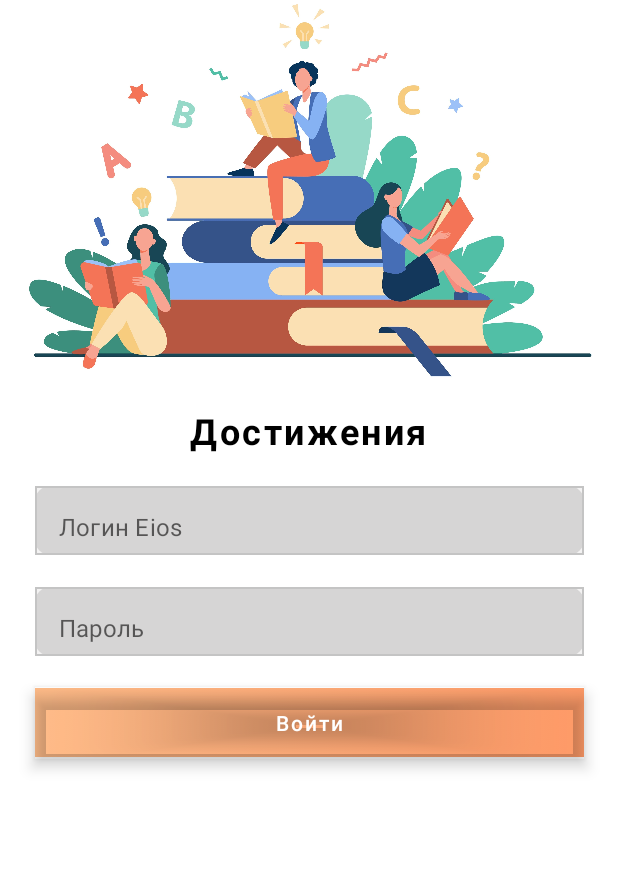
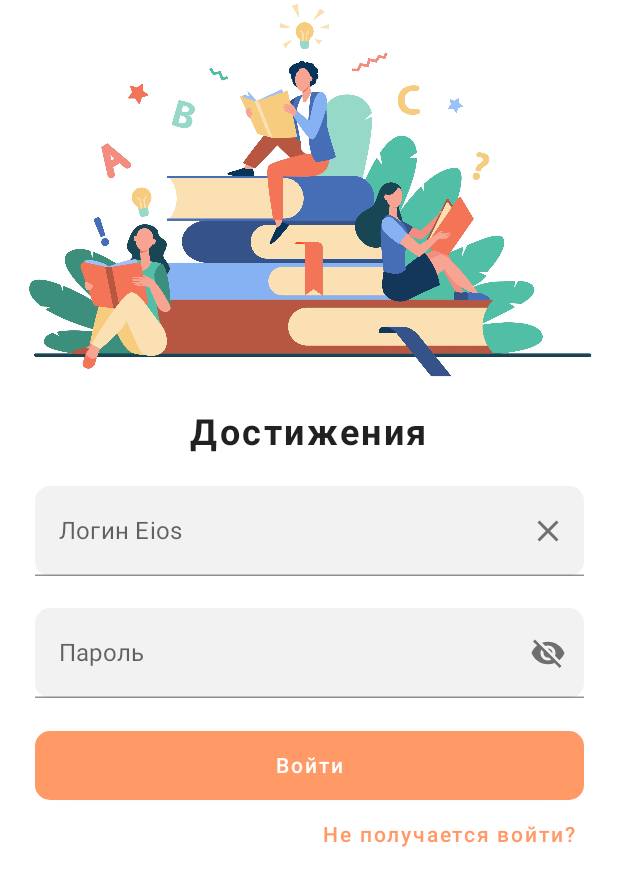
Before and after one commit to MihailLos/AchievementsStudentProject, an Android app built with Jetpack Compose: the @Preview function LoginActivityPreview, on a phone screen of 412 x 824 dp. Shown: the top 886 px of the screen. Run offline under Robolectric (Android 15) with nearby library versions, the phone set to English and light mode, and no system bars.

Commit message:
Доработка дизайна экрана авторизации

```diff
--- a/app/src/main/java/com/example/achievementsstudent/activities/LoginActivity.kt
+++ b/app/src/main/java/com/example/achievementsstudent/activities/LoginActivity.kt
@@ -7,15 +7,26 @@ import androidx.compose.foundation.border
 import androidx.compose.foundation.layout.*
 import androidx.compose.foundation.shape.RoundedCornerShape
 import androidx.compose.material.*
-import androidx.compose.runtime.Composable
+import androidx.compose.material.icons.Icons
+import androidx.compose.material.icons.filled.Clear
+import androidx.compose.material.icons.filled.Visibility
+import androidx.compose.material.icons.filled.VisibilityOff
+import androidx.compose.runtime.*
+import androidx.compose.runtime.saveable.rememberSaveable
+import androidx.compose.runtime.saveable.rememberSaveableStateHolder
 import androidx.compose.ui.Alignment
 import androidx.compose.ui.Modifier
 import androidx.compose.ui.draw.shadow
 import androidx.compose.ui.graphics.Brush
 import androidx.compose.ui.graphics.Color
+import androidx.compose.ui.graphics.Shape
+import androidx.compose.ui.graphics.SolidColor
 import androidx.compose.ui.res.painterResource
+import androidx.compose.ui.text.TextStyle
 import androidx.compose.ui.text.font.FontStyle
 import androidx.compose.ui.text.font.FontWeight
+import androidx.compose.ui.text.input.PasswordVisualTransformation
+import androidx.compose.ui.text.input.VisualTransformation
 import androidx.compose.ui.text.style.TextAlign
 import androidx.compose.ui.tooling.preview.Preview
 import androidx.compose.ui.unit.Dp
@@ -26,7 +37,7 @@ import com.example.achievementsstudent.R
 
 @Composable
 fun LoginActivity() {
-    Scaffold() {
+    Scaffold(backgroundColor = Color.White) {
         Column(
             Modifier.fillMaxSize(),
             horizontalAlignment = Alignment.CenterHorizontally,
@@ -48,55 +59,89 @@ fun LoginActivity() {
                     fontStyle = FontStyle.Normal,
                     fontSize = 24.sp,
                     letterSpacing = 0.07.em,
-                    fontWeight = FontWeight.Bold
-                )
+                    fontWeight = FontWeight.Bold,
+
+                    )
                 Spacer(modifier = Modifier.height(21.dp))
                 Column(
                     modifier = Modifier.fillMaxSize(),
                     horizontalAlignment = Alignment.CenterHorizontally,
                 ) {
+                    var username by remember {
+                        mutableStateOf("")
+                    }
+                    var password by remember {
+                        mutableStateOf("")
+                    }
+                    var isPasswordVisible by remember {
+                        mutableStateOf(false)
+                    }
                     TextField(
-                        value = "",
-                        onValueChange = {},
+                        value = username,
+                        onValueChange = { username = it },
                         label = { Text(text = "Логин Eios") },
                         modifier = Modifier
                             .width(366.dp)
-                            .height(46.dp)
-                            .background(Color(0xfff3f2f2))
-                            .border(BorderStroke(1.dp, Color(0xFFC4C4C4))),
-                        shape = RoundedCornerShape(10.dp)
+                            .height(60.dp),
+                        shape = RoundedCornerShape(10.dp),
+                        singleLine = true,
+                        colors = TextFieldDefaults.textFieldColors(
+                            backgroundColor = Color(
+                                0xfff3f2f2
+                            )
+                        ),
+                        trailingIcon = {
+                            IconButton(onClick = { /*TODO*/ }) {
+                                Icon(
+                                    imageVector = Icons.Filled.Clear,
+                                    contentDescription = "Clear icon"
+                                )
+                            }
+                        }
                     )
                     Spacer(modifier = Modifier.height(21.dp))
                     TextField(
-                        value = "",
-                        onValueChange = {},
+                        value = password,
+                        onValueChange = { password = it },
                         label = { Text(text = "Пароль") },
                         modifier = Modifier
                             .width(366.dp)
-                            .height(46.dp)
-                            .background(Color(0xfff3f2f2))
-                            .border(BorderStroke(1.dp, Color(0xFFC4C4C4))),
-                        shape = RoundedCornerShape(10.dp)
+                            .height(60.dp),
+                        shape = RoundedCornerShape(10.dp),
+                        singleLine = true,
+                        colors = TextFieldDefaults.textFieldColors(
+                            backgroundColor = Color(
+                                0xfff3f2f2
+                            )
+                        ),
+                        visualTransformation = if (isPasswordVisible) VisualTransformation.None else PasswordVisualTransformation(),
+                        trailingIcon = {
+                            IconButton(onClick = { /*TODO*/ }) {
+                                Icon(
+                                    imageVector = if (isPasswordVisible) Icons.Default.Visibility else Icons.Default.VisibilityOff,
+                                    contentDescription = "Visibilities icon"
+                                )
+                            }
+                        }
                     )
                     Spacer(modifier = Modifier.height(21.dp))
                     Button(
                         onClick = { /*TODO*/ },
-                        colors = ButtonDefaults.buttonColors(backgroundColor = Color.Transparent),
+                        colors = ButtonDefaults.buttonColors(backgroundColor = Color(0xFFFF9966)),
                         modifier = Modifier
-                            .background(
-                                brush = Brush.linearGradient(
-                                    colors = listOf(
-                                        Color(0xFFFFBC89),
-                                        Color(0xFFFF9A67)
-                                    )
-                                )
-                            )
                             .width(366.dp)
-                            .height(46.dp)
-                            .shadow(6.dp),
+                            .height(46.dp),
                         shape = RoundedCornerShape(10.dp)
                     ) {
                         Text(text = "Войти", color = Color.White)
+                    }
+                    TextButton(
+                        onClick = { /*TODO*/ },
+                        modifier = Modifier
+                            .align(Alignment.End)
+                            .padding(end = 20.dp)
+                    ) {
+                        Text(text = "Не получается войти?", color = Color(0xFFFF9966))
                     }
                 }
             }
@@ -107,5 +152,7 @@ fun LoginActivity() {
 @Preview
 @Composable
 fun LoginActivityPreview() {
-    LoginActivity()
+    MaterialTheme() {
+        LoginActivity()
+    }
 }
```
